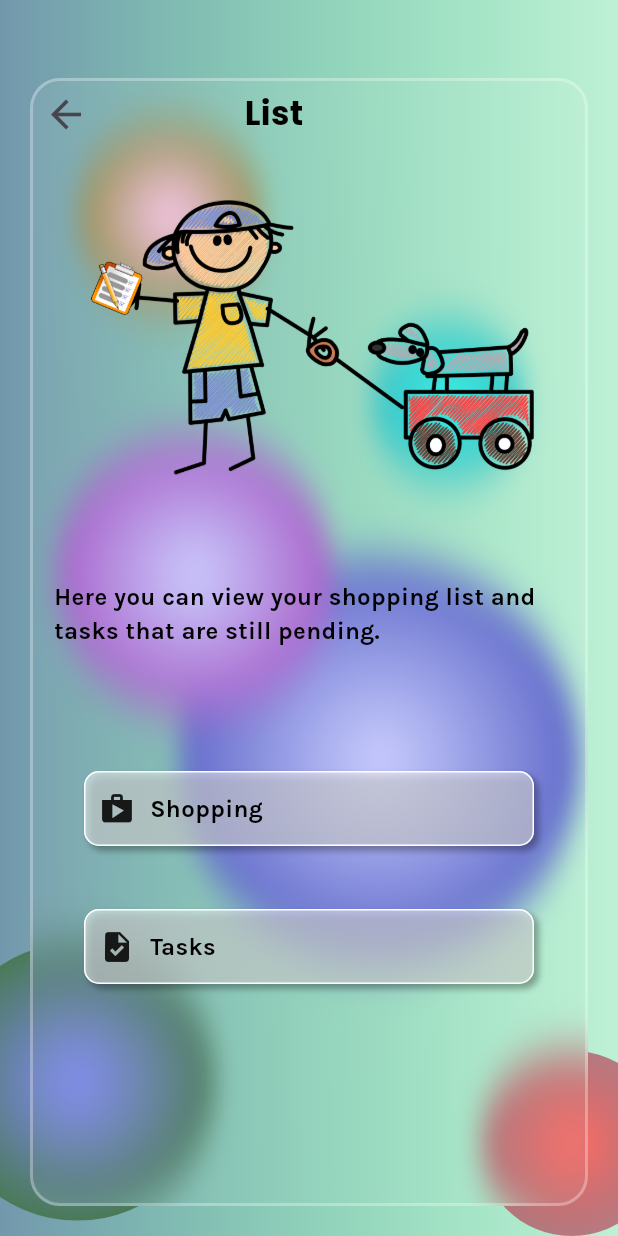
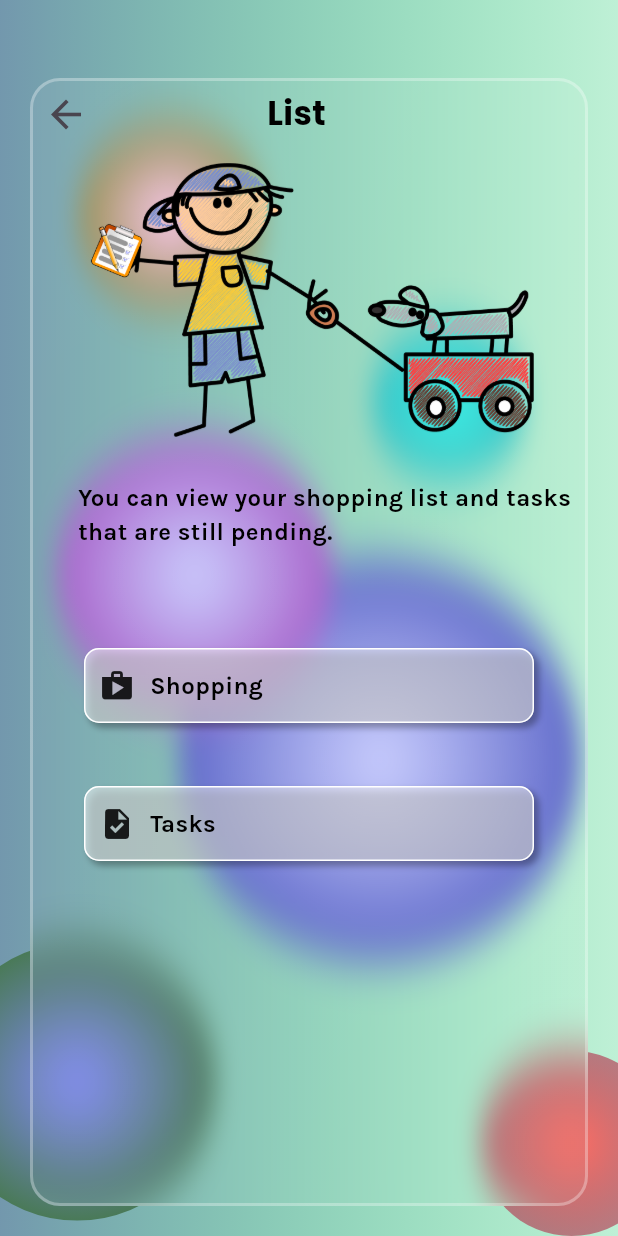
Before and after one commit to mfranky78/FamilyBoard, a Flutter app: the ListPage screen opened by its route, on a phone screen of 412 x 824 dp. Run offline on Flutter 3.47's test engine with Material 3 defaults, Android fonts, the light colour scheme and no system bars; drawn by our look-alikes of glassmorphism; our stand-ins replace animated_splash_screen, cloud_firestore, equatable, firebase_auth, firebase_core, firebase_storage and 7 more; missing offline and left inert: flutter_simple_calculator, onboarding; accounts and stored records are empty.

Commit message:
change ui

```diff
--- a/lib/list_todo/list_page.dart
+++ b/lib/list_todo/list_page.dart
@@ -22,10 +22,10 @@ class ListPage extends StatelessWidget {
                     Row(children: [IconButton(onPressed: (){
                       Navigator.of(context).pop();
                     }, icon: const Icon(Icons.arrow_back_sharp, size: 30,)),
-                    const SizedBox(width: 95,),
+                    const SizedBox(width: 110,),
                       Text('List',style: kTextHeadLine5),],),
                     Container(
-                      height: 250,
+                      height: 200,
                       width: 300,
                       decoration: const BoxDecoration(
                           image: DecorationImage(
@@ -39,8 +39,8 @@ class ListPage extends StatelessWidget {
                     const SizedBox(
                       height: 20,),
                      Padding(
-                       padding: const EdgeInsets.all(16.0),
-                       child: Text('Here you can view your shopping list and tasks that are still pending. ',style: kTextHeadLine2,),
+                       padding: const EdgeInsets.fromLTRB(32,0,0,0),
+                       child: Text('You can view your shopping list and tasks that are still pending. ',style: kTextHeadLine2,),
                      ),
                     const SizedBox(
                       height: 50,
```
